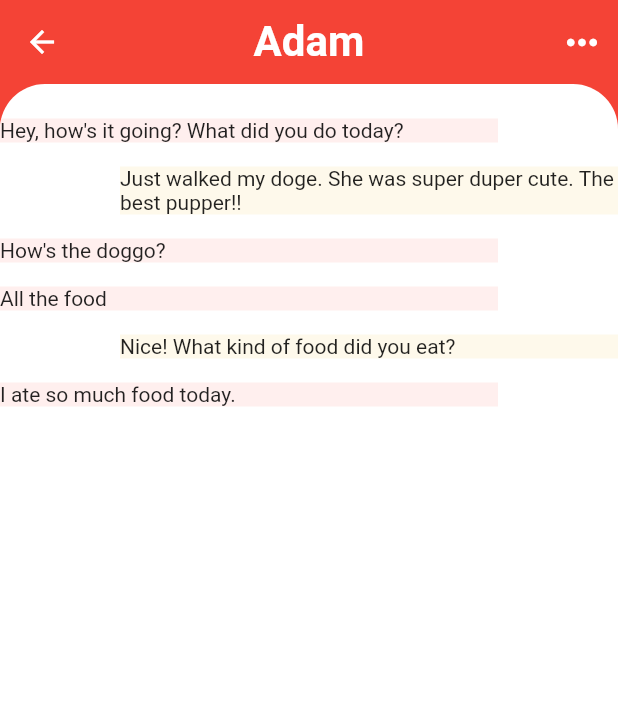
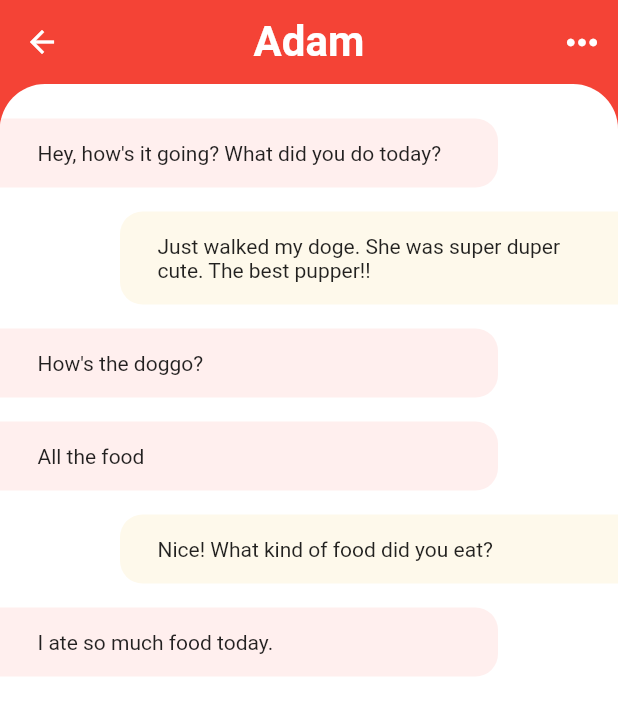
Before and after one commit to MatthieuNadeau96/flutter_chat, a Flutter app: the screen it shows after launch, after a tap on "Adam", on a phone screen of 412 x 824 dp. Shown: the top 715 px of the screen. Run offline on Flutter 3.47's test engine with Material 2 defaults, Android fonts, the phone set to English and light mode, and no system bars.

Commit message:
added padding to the messages in chat_screen & added borderradius

```diff
--- a/lib/screens/chat_screen.dart
+++ b/lib/screens/chat_screen.dart
@@ -25,7 +25,19 @@ class _ChatScreenState extends State<ChatScreen> {
               bottom: 8.0,
               right: 80.0,
             ),
-      color: isMe ? Theme.of(context).accentColor : Color(0XFFFFEFEE),
+      padding: EdgeInsets.symmetric(horizontal: 25.0, vertical: 15.0),
+      decoration: BoxDecoration(
+        color: isMe ? Theme.of(context).accentColor : Color(0XFFFFEFEE),
+        borderRadius: isMe
+            ? BorderRadius.only(
+                topLeft: Radius.circular(15.0),
+                bottomLeft: Radius.circular(15.0),
+              )
+            : BorderRadius.only(
+                topRight: Radius.circular(15.0),
+                bottomRight: Radius.circular(15.0),
+              ),
+      ),
       child: Text(message.text),
     );
   }
```
